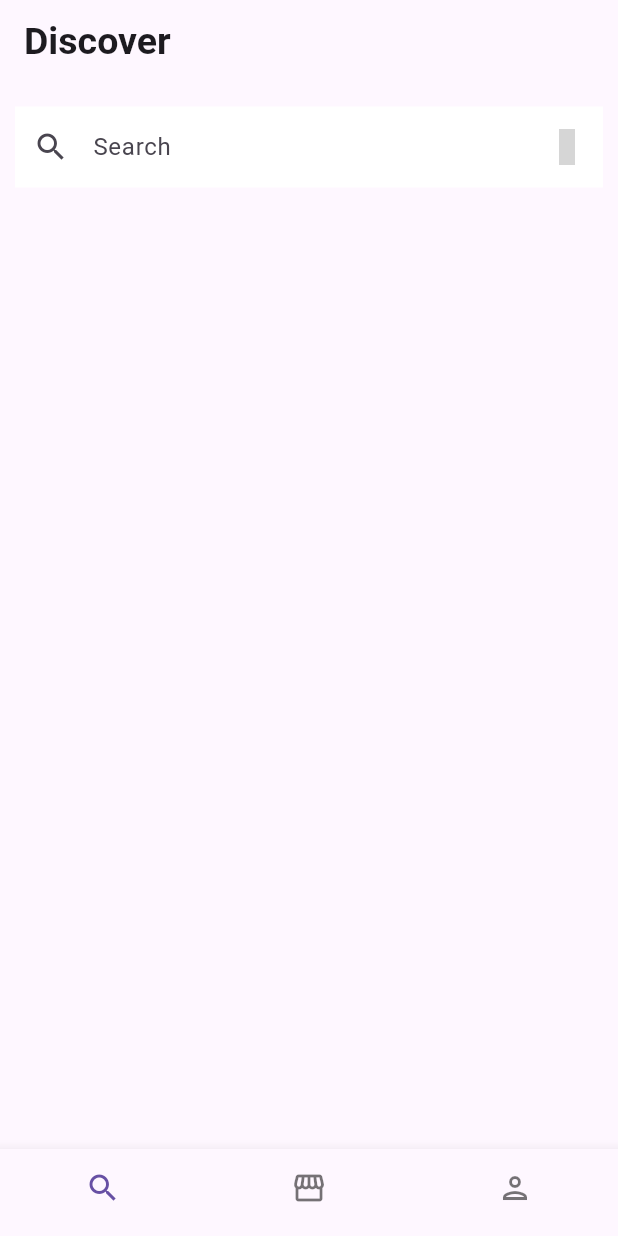
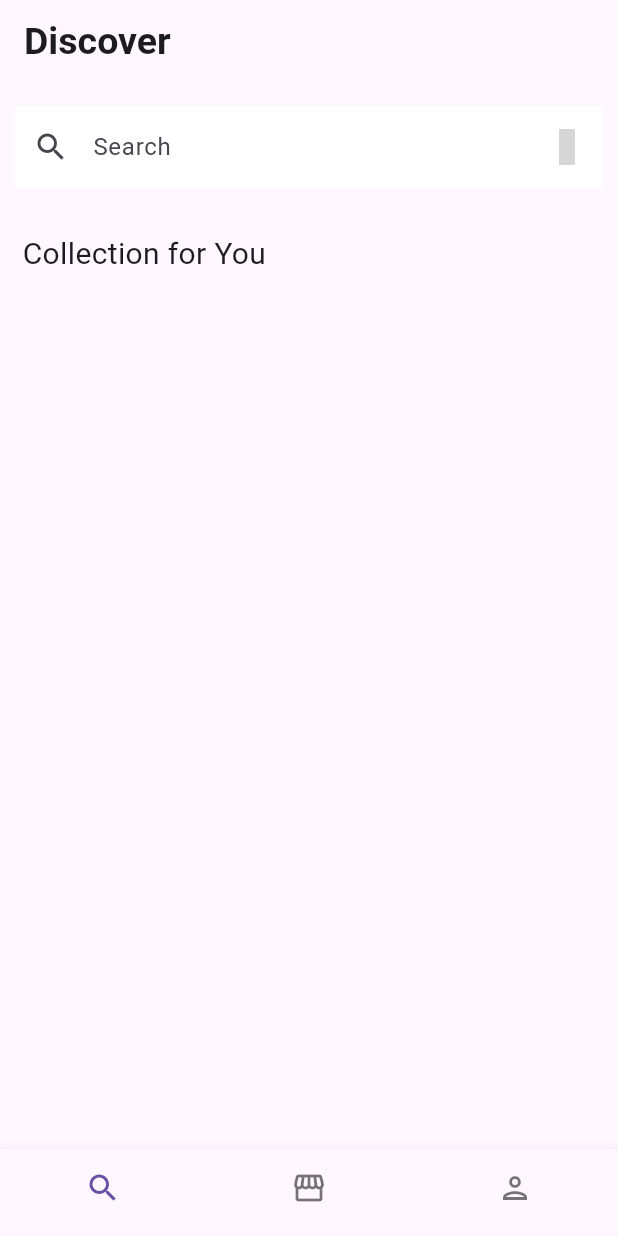
Before and after one commit to keldreon/Prakerja_Unjuk-Keterampilan, a Flutter app: the screen it shows after launch, on a phone screen of 412 x 824 dp. Run offline on Flutter 3.47's test engine with Material 2 defaults, Android fonts, the phone set to English and light mode, and no system bars; our stand-ins replace material_design_icons_flutter; grey boxes are pictures that could not be loaded.

```diff
--- a/lib/main.dart
+++ b/lib/main.dart
@@ -33,6 +33,13 @@ class MyHomePage extends StatefulWidget {
 }
 
 class _MyHomePageState extends State<MyHomePage> {
+  int _selectedIndex = 0;
+
+  void _onItemTapped(int index) {
+    _selectedIndex = index;
+    setState(() {});
+  }
+
   @override
   Widget build(BuildContext context) {
     return Scaffold(
@@ -57,24 +64,32 @@ class _MyHomePageState extends State<MyHomePage> {
                 filled: true),
           ),
         ),
+        Container(
+          padding: EdgeInsets.symmetric(horizontal: 15, vertical: 15),
+          child: Text(
+            'Collection for You',
+            style: TextStyle(fontSize: 20),
+          ),
+        ),
       ]),
       bottomNavigationBar: BottomNavigationBar(
         items: [
-          BottomNavigationBarItem(
+          const BottomNavigationBarItem(
               icon: Icon(Icons.search_outlined),
               label: "Discover",
               activeIcon: Icon(Icons.search)),
-          BottomNavigationBarItem(
+          const BottomNavigationBarItem(
               icon: Icon(Icons.storefront_outlined),
               label: "Store",
               activeIcon: Icon(Icons.storefront)),
-          BottomNavigationBarItem(
+          const BottomNavigationBarItem(
               icon: Icon(Icons.person_outlined),
               label: "Profile",
               activeIcon: Icon(Icons.person)),
         ],
         showSelectedLabels: false,
         showUnselectedLabels: false,
+        onTap: _onItemTapped,
       ),
     );
   }
```
